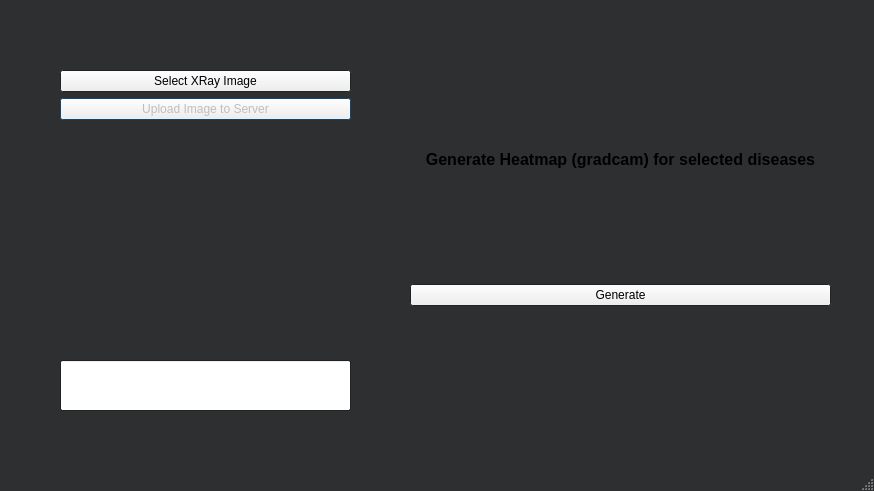
The window that Medical-ML-Frontend/mainwindow.ui (Diecaal/TFG-Medical-ML-App) describes before a commit, drawn with Qt 5.
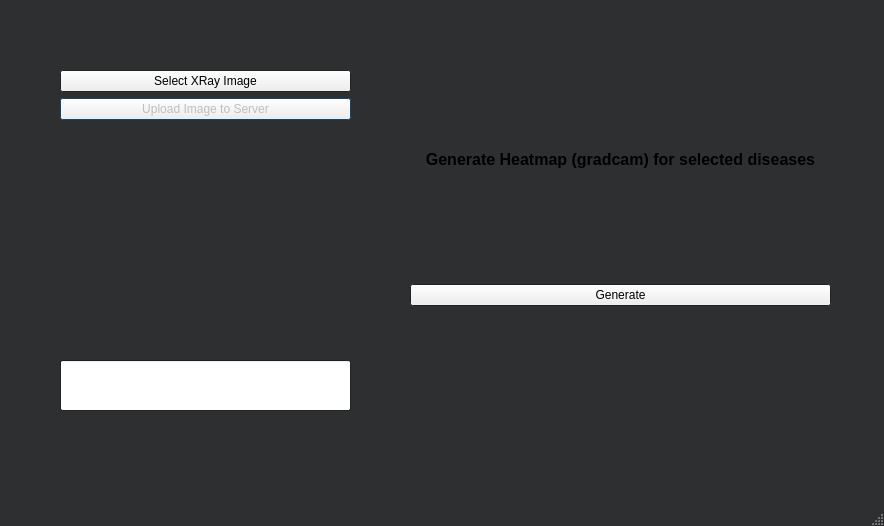
The same window after the commit.

Patch:
```diff
--- a/Medical-ML-Frontend/mainwindow.ui
+++ b/Medical-ML-Frontend/mainwindow.ui
@@ -6,8 +6,8 @@
    <rect>
     <x>0</x>
     <y>0</y>
-    <width>874</width>
-    <height>491</height>
+    <width>884</width>
+    <height>526</height>
    </rect>
   </property>
   <property name="palette">
```
Left out of the diff: 2 changed lines with no effect on the pictures.
